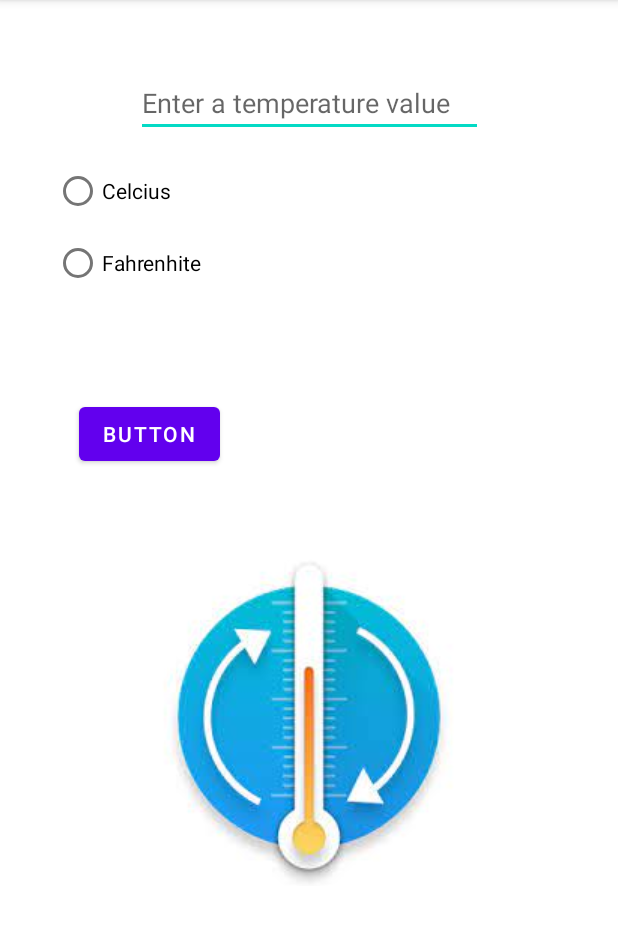
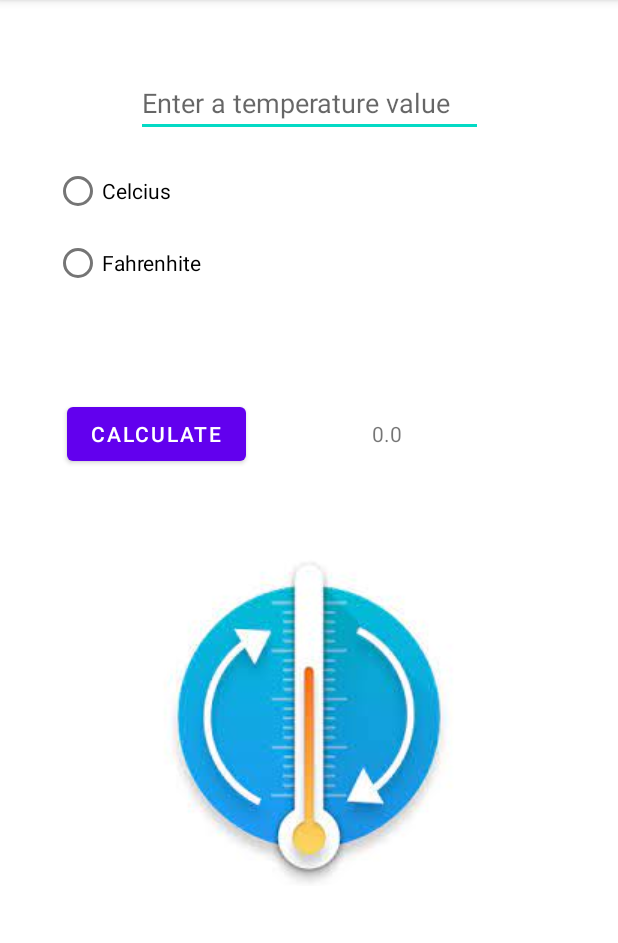
Before and after one commit to Avdunusinghe/Calculator-App, an Android app: the screen it shows after launch (MainActivity), on a phone screen of 412 x 824 dp, the part 84-1027 px from its top. Run offline under Robolectric (Android 15) with nearby library versions, the phone set to English and light mode, and no system bars.

Commit message:
calulator method implemeted

```diff
--- a/app/src/main/java/com/example/calculator_app/Claculations.java
+++ b/app/src/main/java/com/example/calculator_app/Calculations.java
@@ -1,6 +1,6 @@
 package com.example.calculator_app;
 
-public class Claculations {
+public class Calculations {
 
     protected float convertCelciusToFahrenheit(Float value) {
         Float ans = (value - 32) * 5/9;
@@ -10,4 +10,5 @@ public class Claculations {
         Float ans = (value * 9/5) + 32;
         return ans;
     }
+
 }
--- a/app/src/main/java/com/example/calculator_app/MainActivity.java
+++ b/app/src/main/java/com/example/calculator_app/MainActivity.java
@@ -2,15 +2,81 @@ package com.example.calculator_app;
 
 import androidx.appcompat.app.AppCompatActivity;
 
+
 import android.os.Bundle;
+import android.text.TextUtils;
+import android.view.View;
+import android.widget.Button;
+import android.widget.EditText;
+import android.widget.RadioButton;
+import android.widget.TextView;
+import android.widget.Toast;
 
 public class MainActivity extends AppCompatActivity {
+
+    EditText et_value;
+    RadioButton btn_celcius;
+    RadioButton btn_fahranheit;
+    Button btn_calculate;
+    TextView tv_displayAnswer;
 
     @Override
     protected void onCreate(Bundle savedInstanceState) {
         super.onCreate(savedInstanceState);
         setContentView(R.layout.activity_main);
+
+        et_value = findViewById(R.id.et_value);
+        btn_celcius = findViewById(R.id.btn_celcius);
+        btn_fahranheit = findViewById(R.id.btn_fahrenhite);
+        btn_calculate = findViewById(R.id.btn_calc);
+        tv_displayAnswer = findViewById(R.id.tv_displayAnswer);
     }
 
 
+    @Override
+    protected void onResume() {
+        super.onResume();
+
+        btn_calculate.setOnClickListener(new View.OnClickListener() {
+            @Override
+            public void onClick(View view) {
+                calculateAnswer();
+            }
+        });
+    }
+
+
+    private void calculateAnswer(){
+
+        Calculations calculations = new Calculations();
+
+        String temp_value = et_value.getText().toString();
+
+        if(TextUtils.isEmpty(temp_value)){
+
+            Toast.makeText(this, "Please enter atemperature value", Toast.LENGTH_LONG).show();
+
+            temp_value = "0.0";
+
+            tv_displayAnswer.setText(temp_value);
+        }else {
+
+            Float temp = Float.parseFloat(temp_value);
+
+            if(btn_celcius.isChecked()){
+
+                temp = calculations.convertCelciusToFahrenheit((temp));
+
+            }else if (btn_fahranheit.isChecked()){
+
+                temp = calculations.convertFahrenheitToCelcius((temp));
+
+            }
+            else {
+                Toast.makeText(this, "Please please select redio button", Toast.LENGTH_LONG).show();
+                temp = 0.0f;
+            }
+            tv_displayAnswer.setText(new Float(temp).toString());
+        }
+    }
 }
--- a/app/src/main/res/layout/activity_main.xml
+++ b/app/src/main/res/layout/activity_main.xml
@@ -7,7 +7,7 @@
     tools:context=".MainActivity">
 
     <EditText
-        android:id="@+id/temp_value"
+        android:id="@+id/et_value"
         android:layout_width="231dp"
         android:layout_height="43dp"
         android:layout_marginTop="48dp"
@@ -26,7 +26,7 @@
         android:layout_marginStart="36dp"
         android:layout_marginTop="12dp"
         app:layout_constraintStart_toStartOf="parent"
-        app:layout_constraintTop_toBottomOf="@+id/temp_value">
+        app:layout_constraintTop_toBottomOf="@+id/et_value">
 
         <RadioButton
             android:id="@+id/btn_celcius"
@@ -35,33 +35,34 @@
             android:text="@string/btn_celcius" />
 
         <RadioButton
-            android:id="@+id/btn_Fahrenhite"
+            android:id="@+id/btn_fahrenhite"
             android:layout_width="match_parent"
             android:layout_height="wrap_content"
-            android:text="@string/btn_Fahrenhite" />
+            android:text="@string/btn_fahrenhite" />
     </RadioGroup>
 
     <Button
-        android:id="@+id/button"
+        android:id="@+id/btn_calc"
         android:layout_width="wrap_content"
         android:layout_height="wrap_content"
         android:layout_marginStart="16dp"
         android:layout_marginTop="36dp"
-        android:text="Button"
-        app:layout_constraintEnd_toStartOf="@+id/textView"
+        android:text="@string/btn_calculate"
+        app:layout_constraintEnd_toStartOf="@+id/tv_displayAnswer"
         app:layout_constraintHorizontal_bias="0.5"
         app:layout_constraintStart_toStartOf="parent"
         app:layout_constraintTop_toBottomOf="@+id/radioGroup" />
 
     <TextView
-        android:id="@+id/textView"
+        android:id="@+id/tv_displayAnswer"
         android:layout_width="135dp"
         android:layout_height="47dp"
         android:layout_marginStart="56dp"
-        app:layout_constraintBaseline_toBaselineOf="@+id/button"
+        android:text="@string/tv_displayAnswer"
+        app:layout_constraintBaseline_toBaselineOf="@+id/btn_calc"
         app:layout_constraintEnd_toEndOf="parent"
         app:layout_constraintHorizontal_bias="0.5"
-        app:layout_constraintStart_toEndOf="@+id/button" />
+        app:layout_constraintStart_toEndOf="@+id/btn_calc" />
 
     <ImageView
         android:id="@+id/imageView"
@@ -71,6 +72,6 @@
         app:layout_constraintEnd_toEndOf="parent"
         app:layout_constraintHorizontal_bias="0.5"
         app:layout_constraintStart_toStartOf="parent"
-        app:layout_constraintTop_toBottomOf="@+id/button"
+        app:layout_constraintTop_toBottomOf="@+id/btn_calc"
         app:srcCompat="@drawable/temperature" />
 </androidx.constraintlayout.widget.ConstraintLayout>
--- a/app/src/main/res/values/strings.xml
+++ b/app/src/main/res/values/strings.xml
@@ -2,6 +2,8 @@
     <string name="app_name">Calculator-App</string>
     <string name="et_value">Enter a temperature value</string>
     <string name="btn_celcius">Celcius</string>
-    <string name="btn_Fahrenhite">Fahrenhite</string>
+    <string name="btn_fahrenhite">Fahrenhite</string>
     <string name="temp_value" />
+    <string name="btn_calculate">Calculate</string>
+    <string name="tv_displayAnswer">0.0</string>
 </resources>
```
